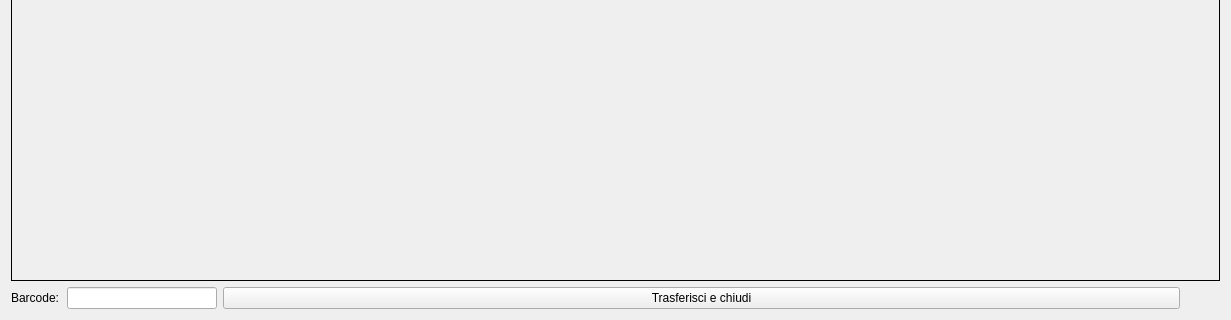
fblabs/CLTags, file ftimage.ui: the form before one commit; both pictures show x 0 to 1231 and y 338 to 658 of the 1231 by 658 pixel window.
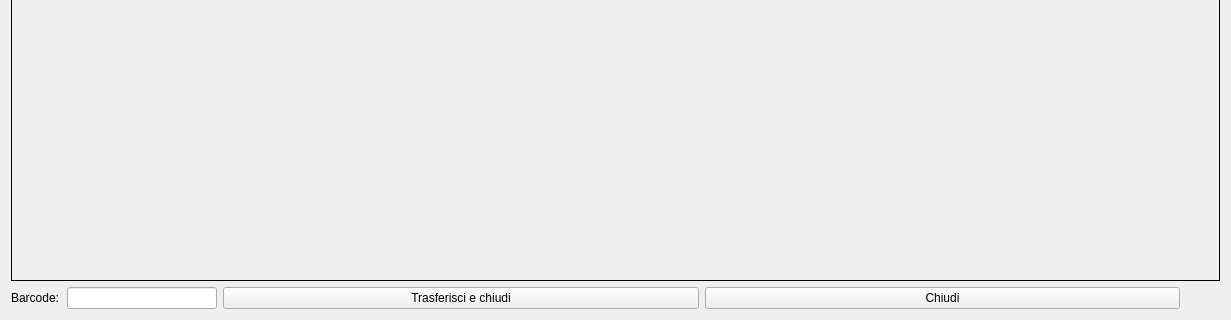
The form after the commit. Icons and pictures are not drawn.

Patch:
```diff
--- a/ftimage.ui
+++ b/ftimage.ui
@@ -33,7 +33,7 @@
    <item>
     <layout class="QHBoxLayout" name="horizontalLayout_2">
      <item>
-      <layout class="QHBoxLayout" name="horizontalLayout" stretch="0,1,0,0">
+      <layout class="QHBoxLayout" name="horizontalLayout" stretch="0,1,0,0,0">
        <item>
         <widget class="QLabel" name="label_2">
          <property name="minimumSize">
@@ -86,6 +86,23 @@
          </property>
         </widget>
        </item>
+       <item>
+        <widget class="QPushButton" name="pbCloseWindoiw">
+         <property name="text">
+          <string>Chiudi</string>
+         </property>
+         <property name="icon">
+          <iconset resource="resources.qrc">
+           <normaloff>:/resources/icons/Actions-window-close-icon.png</normaloff>:/resources/icons/Actions-window-close-icon.png</iconset>
+         </property>
+         <property name="iconSize">
+          <size>
+           <width>32</width>
+           <height>32</height>
+          </size>
+         </property>
+        </widget>
+       </item>
        <item>
         <spacer name="horizontalSpacer">
          <property name="orientation">
```
